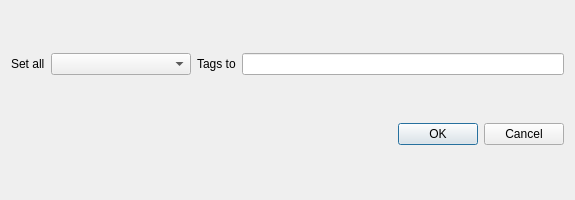
Qt form ui/set_all_dialog.ui (divers0/ted) before a commit.
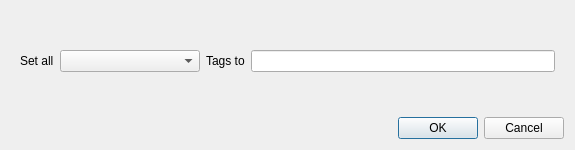
The same form after that commit.

```diff
--- a/ui/set_all_dialog.ui
+++ b/ui/set_all_dialog.ui
@@ -7,7 +7,7 @@
     <x>0</x>
     <y>0</y>
     <width>575</width>
-    <height>200</height>
+    <height>150</height>
    </rect>
   </property>
   <property name="windowTitle">
@@ -15,6 +15,13 @@
   </property>
   <layout class="QVBoxLayout" name="verticalLayout">
    <item>
+    <widget class="QFrame" name="top_frame">
+     <property name="sizePolicy">
+      <sizepolicy hsizetype="Preferred" vsizetype="Expanding">
+       <horstretch>0</horstretch>
+       <verstretch>0</verstretch>
+      </sizepolicy>
+     </property>
     <layout class="QHBoxLayout" name="horizontalLayout">
      <item>
       <widget class="QLabel" name="set_all_label">
@@ -69,6 +76,7 @@
       </widget>
      </item>
     </layout>
+    </widget>
    </item>
    <item>
     <widget class="QDialogButtonBox" name="button_box">
```
Lines whose indentation alone changed are shown as unchanged.
